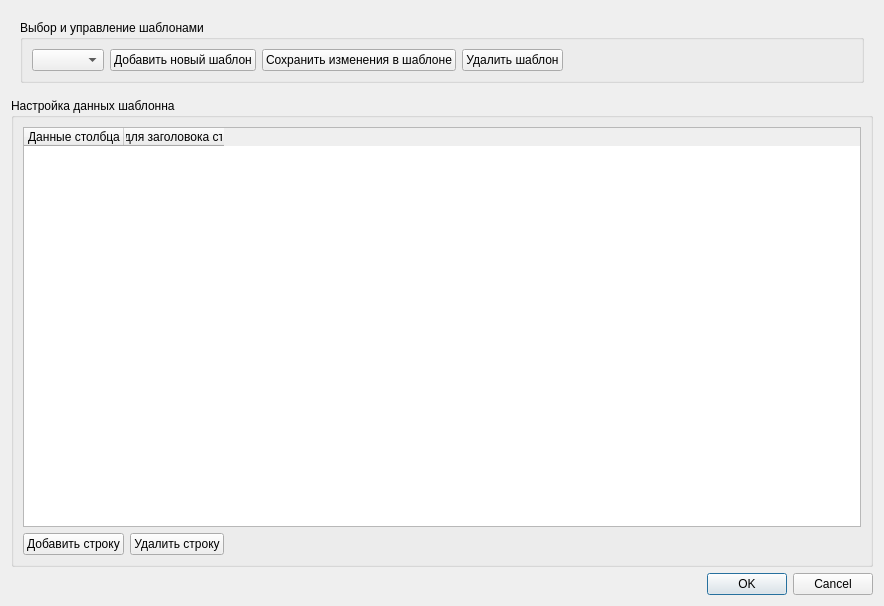
Qt form TournamentManager/dialogchosedata.ui (BarsukAlexey/xelarogi) before a commit.
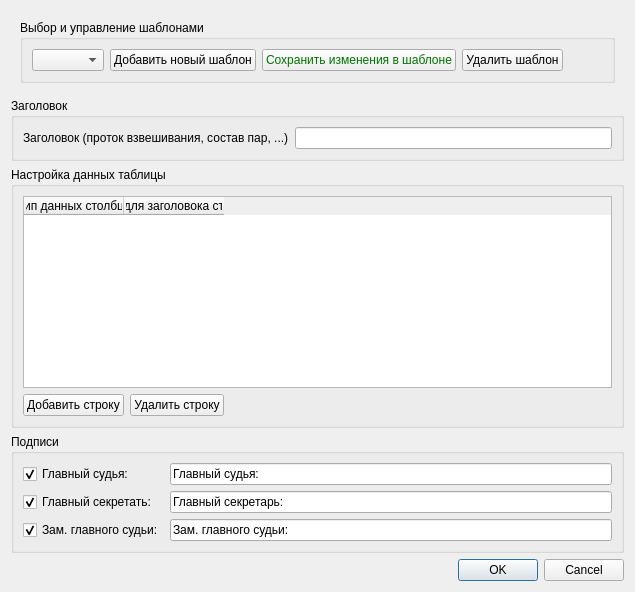
The same form after that commit.

Diff of the .ui file:
```diff
--- a/TournamentManager/dialogchosedata.ui
+++ b/TournamentManager/dialogchosedata.ui
@@ -2,18 +2,66 @@
 <ui version="4.0">
  <class>DialogChoseData</class>
  <widget class="QDialog" name="DialogChoseData">
-  <property name="geometry">
-   <rect>
-    <x>0</x>
-    <y>0</y>
-    <width>884</width>
-    <height>606</height>
-   </rect>
-  </property>
   <property name="windowTitle">
    <string>Dialog</string>
   </property>
   <layout class="QGridLayout" name="gridLayout">
+   <item row="2" column="0">
+    <widget class="QGroupBox" name="groupBox_Rows">
+     <property name="enabled">
+      <bool>true</bool>
+     </property>
+     <property name="title">
+      <string>Настройка данных таблицы</string>
+     </property>
+     <layout class="QGridLayout" name="gridLayout_3">
+      <item row="0" column="0" colspan="3">
+       <widget class="QTableWidget" name="tableWidget">
+        <property name="editTriggers">
+         <set>QAbstractItemView::NoEditTriggers</set>
+        </property>
+        <column>
+         <property name="text">
+          <string>Тип данных столбца</string>
+         </property>
+        </column>
+        <column>
+         <property name="text">
+          <string>Текст для заголовока столбца</string>
+         </property>
+        </column>
+       </widget>
+      </item>
+      <item row="1" column="0">
+       <widget class="QPushButton" name="pushButtonAddRow">
+        <property name="text">
+         <string>Добавить строку</string>
+        </property>
+       </widget>
+      </item>
+      <item row="1" column="1">
+       <widget class="QPushButton" name="pushButtonDeleteRow">
+        <property name="text">
+         <string>Удалить строку</string>
+        </property>
+       </widget>
+      </item>
+      <item row="1" column="2">
+       <spacer name="horizontalSpacer_2">
+        <property name="orientation">
+         <enum>Qt::Horizontal</enum>
+        </property>
+        <property name="sizeHint" stdset="0">
+         <size>
+          <width>40</width>
+          <height>20</height>
+         </size>
+        </property>
+       </spacer>
+      </item>
+     </layout>
+    </widget>
+   </item>
    <item row="0" column="0">
     <widget class="QWidget" name="widget" native="true">
      <layout class="QHBoxLayout" name="horizontalLayout">
@@ -32,6 +80,43 @@
          </item>
          <item row="0" column="2">
           <widget class="QPushButton" name="pushButtonSave">
+           <property name="palette">
+            <palette>
+             <active>
+              <colorrole role="ButtonText">
+               <brush brushstyle="SolidPattern">
+                <color alpha="255">
+                 <red>1</red>
+                 <green>115</green>
+                 <blue>0</blue>
+                </color>
+               </brush>
+              </colorrole>
+             </active>
+             <inactive>
+              <colorrole role="ButtonText">
+               <brush brushstyle="SolidPattern">
+                <color alpha="255">
+                 <red>1</red>
+                 <green>115</green>
+                 <blue>0</blue>
+                </color>
+               </brush>
+              </colorrole>
+             </inactive>
+             <disabled>
+              <colorrole role="ButtonText">
+               <brush brushstyle="SolidPattern">
+                <color alpha="255">
+                 <red>120</red>
+                 <green>120</green>
+                 <blue>120</blue>
+                </color>
+               </brush>
+              </colorrole>
+             </disabled>
+            </palette>
+           </property>
            <property name="text">
             <string>Сохранить изменения в шаблоне</string>
            </property>
@@ -70,7 +155,7 @@
      </layout>
     </widget>
    </item>
-   <item row="2" column="0">
+   <item row="4" column="0">
     <widget class="QDialogButtonBox" name="buttonBox">
      <property name="orientation">
       <enum>Qt::Horizontal</enum>
@@ -83,52 +168,78 @@
    <item row="1" column="0">
     <widget class="QGroupBox" name="groupBox_2">
      <property name="title">
-      <string>Настройка данных шаблонна</string>
+      <string>Заголовок</string>
      </property>
-     <layout class="QGridLayout" name="gridLayout_3">
-      <item row="0" column="0" colspan="3">
-       <widget class="QTableWidget" name="tableWidget">
-        <property name="editTriggers">
-         <set>QAbstractItemView::NoEditTriggers</set>
+     <layout class="QGridLayout" name="gridLayout_4">
+      <item row="0" column="0">
+       <widget class="QLabel" name="label">
+        <property name="text">
+         <string>Заголовок (проток взвешивания, состав пар, ...)</string>
         </property>
-        <column>
-         <property name="text">
-          <string>Данные столбца</string>
-         </property>
-        </column>
-        <column>
-         <property name="text">
-          <string>Текст для заголовока столбца</string>
-         </property>
-        </column>
        </widget>
       </item>
+      <item row="0" column="1">
+       <widget class="QLineEdit" name="lineEditTitle"/>
+      </item>
+     </layout>
+    </widget>
+   </item>
+   <item row="3" column="0">
+    <widget class="QGroupBox" name="groupBox_4">
+     <property name="title">
+      <string>Подписи</string>
+     </property>
+     <layout class="QGridLayout" name="gridLayout_5">
       <item row="1" column="0">
-       <widget class="QPushButton" name="pushButtonAddRow">
+       <widget class="QCheckBox" name="checkBoxMainSecretary">
         <property name="text">
-         <string>Добавить строку</string>
+         <string>Главный секретать:</string>
+        </property>
+        <property name="checked">
+         <bool>true</bool>
+        </property>
+       </widget>
+      </item>
+      <item row="2" column="0">
+       <widget class="QCheckBox" name="checkBoxAssociateMainJudge">
+        <property name="text">
+         <string>Зам. главного судьи:</string>
+        </property>
+        <property name="checked">
+         <bool>true</bool>
+        </property>
+       </widget>
+      </item>
+      <item row="0" column="0">
+       <widget class="QCheckBox" name="checkBoxMainJudge">
+        <property name="text">
+         <string>Главный судья:</string>
+        </property>
+        <property name="checked">
+         <bool>true</bool>
+        </property>
+       </widget>
+      </item>
+      <item row="2" column="1">
+       <widget class="QLineEdit" name="lineEditTitleAssociateMainJudge">
+        <property name="text">
+         <string>Зам. главного судьи:</string>
         </property>
        </widget>
       </item>
       <item row="1" column="1">
-       <widget class="QPushButton" name="pushButtonDeleteRow">
+       <widget class="QLineEdit" name="lineEditTitleMainSecretary">
         <property name="text">
-         <string>Удалить строку</string>
+         <string>Главный секретарь:</string>
         </property>
        </widget>
       </item>
-      <item row="1" column="2">
-       <spacer name="horizontalSpacer_2">
-        <property name="orientation">
-         <enum>Qt::Horizontal</enum>
+      <item row="0" column="1">
+       <widget class="QLineEdit" name="lineEditTitleMainJudge">
+        <property name="text">
+         <string>Главный судья:</string>
         </property>
-        <property name="sizeHint" stdset="0">
-         <size>
-          <width>40</width>
-          <height>20</height>
-         </size>
-        </property>
-       </spacer>
+       </widget>
       </item>
      </layout>
     </widget>
```
Left out of the diff: 26 changed lines with no effect on the pictures.
